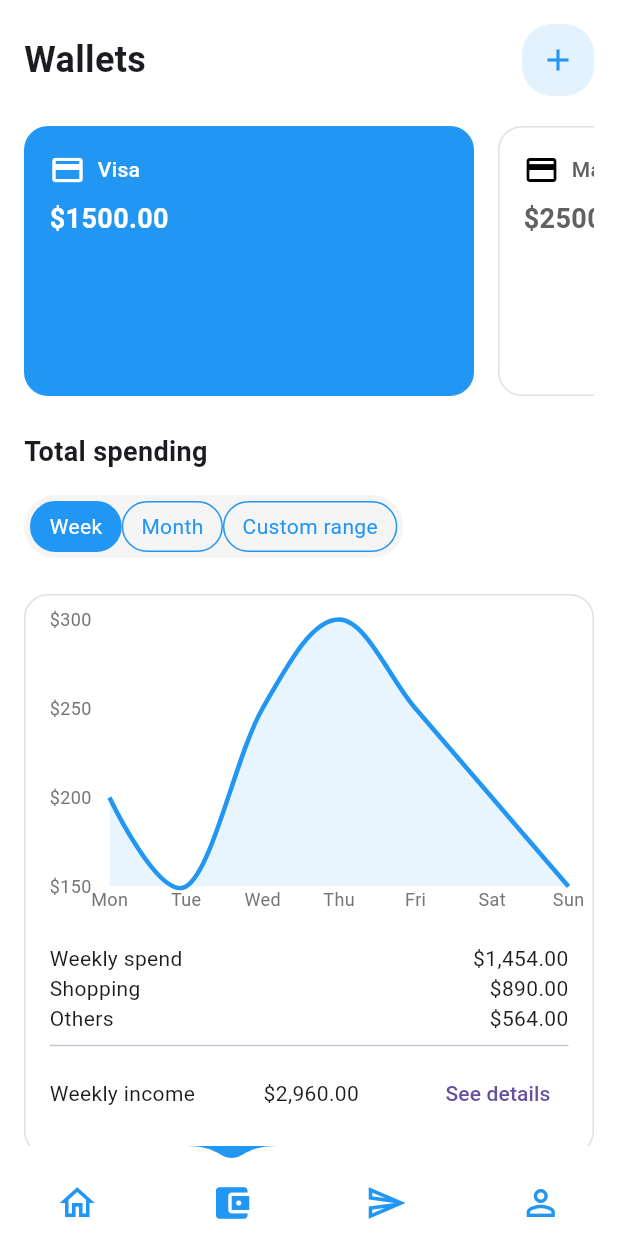
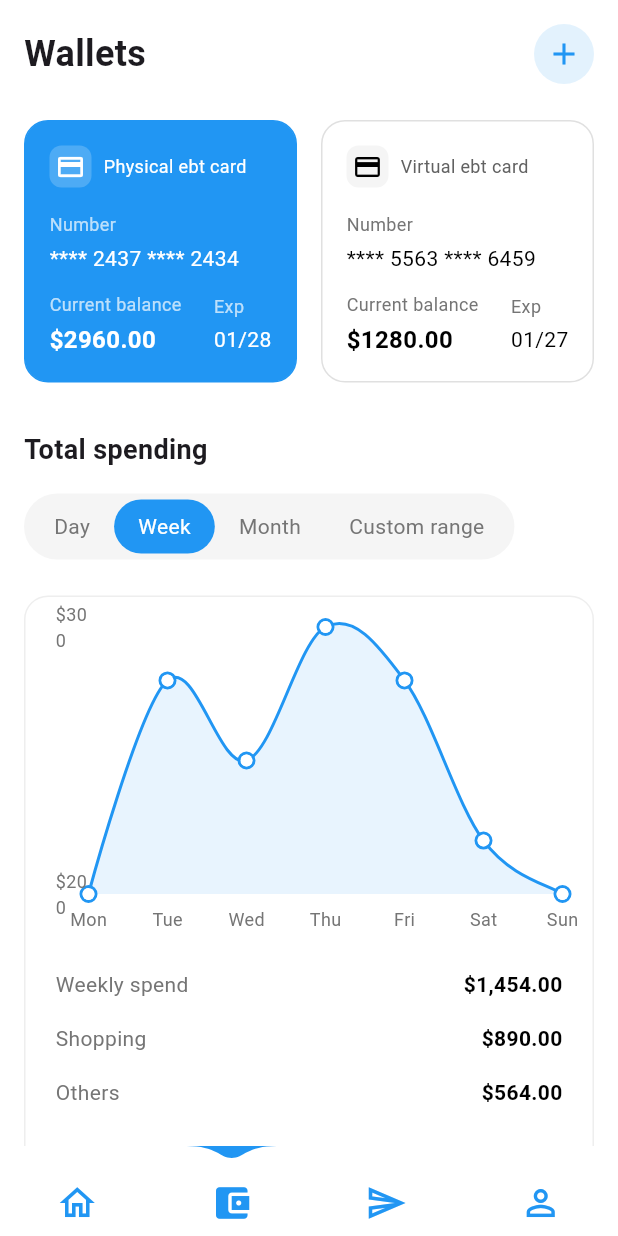
Before and after one commit to yvesco75/DCLIC-Pay, a Flutter app: the screen it shows after launch, item 2 of the bottom bar chosen, on a phone screen of 412 x 824 dp. Run offline on Flutter 3.47's test engine with Material 3 defaults, Android fonts, the light colour scheme and no system bars; drawn by our look-alikes of fl_chart, water_drop_nav_bar; our stand-ins replace lucide_icons, shared_preferences; missing offline and left inert: u_credit_card; accounts and stored records are empty; network calls fail.

Commit message:
amélioration de l'affichage

```diff
--- a/dclic_pay/lib/main.dart
+++ b/dclic_pay/lib/main.dart
@@ -7,7 +7,6 @@ import 'screens/profil_screen.dart';
 import 'services/user_service.dart';
 import 'services/card_service.dart';
 import 'services/transaction_service.dart';
-import 'services/card_service.dart'; // Importez CardService
 
 // Services globaux
 final userService = UserService();
--- a/dclic_pay/lib/models/card.dart
+++ b/dclic_pay/lib/models/card.dart
@@ -44,4 +44,6 @@ class BankCard {
       isPhysical: map['isPhysical'] ?? false, // Ajoutez cette propriété
     );
   }
+
+  get type => null;
 }
--- a/dclic_pay/lib/screens/wallet_screen.dart
+++ b/dclic_pay/lib/screens/wallet_screen.dart
@@ -1,10 +1,5 @@
 import 'package:flutter/material.dart';
 import 'package:fl_chart/fl_chart.dart';
-import '../services/card_service.dart'; // Importez CardService
-import '../services/transaction_service.dart';
-import '../models/card.dart' as my_card; // Alias pour éviter le conflit
-import '../models/transaction.dart';
-import 'package:intl/intl.dart';
 
 class WalletScreen extends StatefulWidget {
   const WalletScreen({Key? key}) : super(key: key);
@@ -14,29 +9,7 @@ class WalletScreen extends StatefulWidget {
 }
 
 class _WalletScreenState extends State<WalletScreen> {
-  int selectedCardIndex = 0;
   String selectedTimeRange = 'Week';
-  List<my_card.BankCard> cards = []; // Utilisation de BankCard avec l'alias
-  List<Transaction> transactions = [];
-  final CardService _cardService = CardService(); // Utilisation de CardService
-  final TransactionService _transactionService = TransactionService();
-
-  @override
-  void initState() {
-    super.initState();
-    _loadData();
-  }
-
-  Future<void> _loadData() async {
-    cards = await _cardService.getCards(); // Assignation correcte
-    transactions = await _transactionService.getTransactions();
-    setState(() {});
-  }
-
-  double get totalBalance {
-    return cards.fold(
-        0.0, (double sum, my_card.BankCard card) => sum + card.balance);
-  }
 
   @override
   Widget build(BuildContext context) {
@@ -44,6 +17,7 @@ class _WalletScreenState extends State<WalletScreen> {
       backgroundColor: Colors.white,
       body: SafeArea(
         child: SingleChildScrollView(
+          child: Padding(
             padding: const EdgeInsets.all(16.0),
             child: Column(
               crossAxisAlignment: CrossAxisAlignment.start,
@@ -56,50 +30,52 @@ class _WalletScreenState extends State<WalletScreen> {
                       'Wallets',
                       style: TextStyle(
                         fontSize: 24,
-                      fontWeight: FontWeight.bold,
+                        fontWeight: FontWeight.w600,
                       ),
                     ),
                     Container(
+                      padding: const EdgeInsets.all(8),
                       decoration: BoxDecoration(
-                      color: Colors.blue[50],
-                      borderRadius: BorderRadius.circular(20),
+                        color: Colors.blue.shade50,
+                        shape: BoxShape.circle,
                       ),
-                    child: IconButton(
-                      icon: const Icon(Icons.add, color: Colors.blue),
-                      onPressed: () {
-                        // Logique pour ajouter une carte
-                      },
-                    ),
+                      child:
+                          const Icon(Icons.add, color: Colors.blue, size: 24),
                     ),
                   ],
                 ),
-              const SizedBox(height: 20),
+                const SizedBox(height: 24),
 
                 // Cards Section
-              SizedBox(
-                height: 180,
-                child: ListView.builder(
-                  scrollDirection: Axis.horizontal,
-                  itemCount: cards.length,
-                  itemBuilder: (context, index) {
-                    return Padding(
-                      padding: const EdgeInsets.only(right: 16.0),
-                      child: _buildCard(
-                        index: index,
-                        card: cards[index],
+                Row(
+                  children: [
+                    _buildCard(
+                      isPhysical: true,
+                      cardType: 'Physical ebt card',
+                      balance: 2960.00,
+                      isSelected: true,
+                      cardNumber: '**** 2437 **** 2434',
+                      expiryDate: '01/28',
                     ),
-                    );
-                  },
+                    const SizedBox(width: 16),
+                    _buildCard(
+                      isPhysical: false,
+                      cardType: 'Virtual ebt card',
+                      balance: 1280.00,
+                      isSelected: false,
+                      cardNumber: '**** 5563 **** 6459',
+                      expiryDate: '01/27',
                     ),
+                  ],
                 ),
-              const SizedBox(height: 24),
+                const SizedBox(height: 32),
 
                 // Total Spending Section
                 const Text(
                   'Total spending',
                   style: TextStyle(
                     fontSize: 18,
-                  fontWeight: FontWeight.bold,
+                    fontWeight: FontWeight.w600,
                   ),
                 ),
                 const SizedBox(height: 16),
@@ -108,12 +84,13 @@ class _WalletScreenState extends State<WalletScreen> {
                 Container(
                   padding: const EdgeInsets.all(4),
                   decoration: BoxDecoration(
-                  color: Colors.grey[100],
+                    color: Colors.grey.shade100,
                     borderRadius: BorderRadius.circular(25),
                   ),
                   child: Row(
                     mainAxisSize: MainAxisSize.min,
                     children: [
+                      _buildTimeRangeButton('Day', false),
                       _buildTimeRangeButton('Week', true),
                       _buildTimeRangeButton('Month', false),
                       _buildTimeRangeButton('Custom range', false),
@@ -124,10 +101,11 @@ class _WalletScreenState extends State<WalletScreen> {
 
                 // Graph Card
                 Container(
-                padding: const EdgeInsets.all(16),
+                  padding: const EdgeInsets.all(20),
                   decoration: BoxDecoration(
-                  border: Border.all(color: Colors.grey[300]!),
+                    color: Colors.white,
                     borderRadius: BorderRadius.circular(16),
+                    border: Border.all(color: Colors.grey.shade200),
                   ),
                   child: Column(
                     children: [
@@ -135,17 +113,30 @@ class _WalletScreenState extends State<WalletScreen> {
                         height: 200,
                         child: LineChart(
                           LineChartData(
-                          gridData: FlGridData(show: false),
+                            gridData: FlGridData(
+                              show: true,
+                              drawVerticalLine: false,
+                              horizontalInterval: 100,
+                              getDrawingHorizontalLine: (value) {
+                                return FlLine(
+                                  color: Colors.grey.shade200,
+                                  strokeWidth: 1,
+                                );
+                              },
+                            ),
                             titlesData: FlTitlesData(
                               leftTitles: AxisTitles(
                                 sideTitles: SideTitles(
                                   showTitles: true,
-                                reservedSize: 40,
+                                  interval: 100,
                                   getTitlesWidget: (value, meta) {
-                                  return Text('\$${value.toInt()}',
+                                    return Text(
+                                      '\$${value.toInt()}',
                                       style: TextStyle(
-                                          color: Colors.grey[600],
-                                          fontSize: 12));
+                                        color: Colors.grey.shade600,
+                                        fontSize: 12,
+                                      ),
+                                    );
                                   },
                                 ),
                               ),
@@ -162,13 +153,16 @@ class _WalletScreenState extends State<WalletScreen> {
                                       'Sat',
                                       'Sun'
                                     ];
-                                  if (value.toInt() < days.length) {
-                                    return Text(days[value.toInt()],
+                                    return Padding(
+                                      padding: const EdgeInsets.only(top: 8.0),
+                                      child: Text(
+                                        days[value.toInt()],
                                         style: TextStyle(
-                                            color: Colors.grey[600],
-                                            fontSize: 12));
-                                  }
-                                  return const Text('');
+                                          color: Colors.grey.shade600,
+                                          fontSize: 12,
+                                        ),
+                                      ),
+                                    );
                                   },
                                 ),
                               ),
@@ -182,19 +176,30 @@ class _WalletScreenState extends State<WalletScreen> {
                             borderData: FlBorderData(show: false),
                             lineBarsData: [
                               LineChartBarData(
-                              spots: [
-                                const FlSpot(0, 200),
-                                const FlSpot(1, 150),
-                                const FlSpot(2, 250),
-                                const FlSpot(3, 300),
-                                const FlSpot(4, 250),
-                                const FlSpot(5, 200),
-                                const FlSpot(6, 150),
+                                spots: const [
+                                  FlSpot(0, 200),
+                                  FlSpot(1, 280),
+                                  FlSpot(2, 250),
+                                  FlSpot(3, 300),
+                                  FlSpot(4, 280),
+                                  FlSpot(5, 220),
+                                  FlSpot(6, 200),
                                 ],
                                 isCurved: true,
                                 color: Colors.blue,
-                              barWidth: 3,
-                              dotData: FlDotData(show: false),
+                                barWidth: 2,
+                                dotData: FlDotData(
+                                  show: true,
+                                  getDotPainter:
+                                      (spot, percent, barData, index) {
+                                    return FlDotCirclePainter(
+                                      radius: 4,
+                                      color: Colors.white,
+                                      strokeWidth: 2,
+                                      strokeColor: Colors.blue,
+                                    );
+                                  },
+                                ),
                                 belowBarData: BarAreaData(
                                   show: true,
                                   color: Colors.blue.withOpacity(0.1),
@@ -204,51 +209,24 @@ class _WalletScreenState extends State<WalletScreen> {
                           ),
                         ),
                       ),
-                    const SizedBox(height: 16),
+                      const SizedBox(height: 20),
                       _buildSpendingRow('Weekly spend', '\$1,454.00'),
                       _buildSpendingRow('Shopping', '\$890.00'),
                       _buildSpendingRow('Others', '\$564.00'),
-                    const Divider(),
-                    _buildSpendingRow('Weekly income', '\$2,960.00',
-                        showSeeDetails: true),
+                      const Padding(
+                        padding: EdgeInsets.symmetric(vertical: 12),
+                        child: Divider(),
+                      ),
+                      _buildSpendingRow(
+                        'Weekly income',
+                        '\$2,960.00',
+                        showSeeDetails: true,
+                      ),
                     ],
                   ),
                 ),
-
-              // Display Total Balance
-              Text('Total Balance: \$${totalBalance.toStringAsFixed(2)}'),
-
-              // Transaction History
-              const Text(
-                'Transaction History',
-                style: TextStyle(fontSize: 18, fontWeight: FontWeight.bold),
+              ],
             ),
-              SizedBox(
-                height: 200, // Ajustez la hauteur selon vos besoins
-                child: ListView.builder(
-                  itemCount: transactions.length,
-                  itemBuilder: (context, index) {
-                    final transaction = transactions[index];
-                    return ListTile(
-                      title: Text(transaction.description),
-                      subtitle: Text(
-                        DateFormat('yyyy-MM-dd – kk:mm')
-                            .format(transaction.date),
-                      ),
-                      trailing:
-                          Text('\$${transaction.amount.toStringAsFixed(2)}'),
-                    );
-                  },
-                ),
-              ),
-              // Send Money Button
-              ElevatedButton(
-                onPressed: () {
-                  // Naviguer vers l'écran d'envoi d'argent
-                },
-                child: const Text('Send Money'),
-              ),
-            ],
           ),
         ),
       ),
@@ -256,51 +234,122 @@ class _WalletScreenState extends State<WalletScreen> {
   }
 
   Widget _buildCard({
-    required int index,
-    required my_card.BankCard card, // Utilisation de BankCard avec l'alias
+    required bool isPhysical,
+    required String cardType,
+    required double balance,
+    required bool isSelected,
+    required String cardNumber,
+    required String expiryDate,
   }) {
-    bool isSelected = selectedCardIndex == index;
-    return GestureDetector(
-      onTap: () => setState(() => selectedCardIndex = index),
+    return Expanded(
       child: Container(
-        width: 300,
         padding: const EdgeInsets.all(16),
         decoration: BoxDecoration(
           color: isSelected ? Colors.blue : Colors.white,
+          borderRadius: BorderRadius.circular(16),
           border: Border.all(
-            color: isSelected ? Colors.blue : Colors.grey[300]!,
+            color: isSelected ? Colors.blue : Colors.grey.shade300,
           ),
-          borderRadius: BorderRadius.circular(16),
         ),
         child: Column(
           crossAxisAlignment: CrossAxisAlignment.start,
           children: [
             Row(
               children: [
-                Icon(
-                  card.isPhysical
-                      ? Icons.credit_card
-                      : Icons.credit_card_outlined,
+                Container(
+                  padding: const EdgeInsets.all(4),
+                  decoration: BoxDecoration(
+                    color: isSelected
+                        ? Colors.white.withOpacity(0.2)
+                        : Colors.grey.shade100,
+                    borderRadius: BorderRadius.circular(8),
+                  ),
+                  child: Icon(
+                    isPhysical ? Icons.credit_card : Icons.credit_card_outlined,
                     color: isSelected ? Colors.white : Colors.black,
+                    size: 20,
+                  ),
                 ),
                 const SizedBox(width: 8),
-                Text(
-                  card.cardType,
+                Expanded(
+                  child: Text(
+                    cardType,
                     style: TextStyle(
-                    color: isSelected ? Colors.white : Colors.grey[700],
-                    fontWeight: FontWeight.w500,
+                      color: isSelected ? Colors.white : Colors.grey.shade700,
+                      fontSize: 12,
+                    ),
                   ),
                 ),
               ],
             ),
-            const SizedBox(height: 8),
+            const SizedBox(height: 16),
             Text(
-              '\$${card.balance.toStringAsFixed(2)}',
+              'Number',
               style: TextStyle(
-                color: isSelected ? Colors.white : Colors.grey[700],
-                fontSize: 18,
-                fontWeight: FontWeight.bold,
+                color: isSelected
+                    ? Colors.white.withOpacity(0.7)
+                    : Colors.grey.shade600,
+                fontSize: 12,
               ),
+            ),
+            const SizedBox(height: 4),
+            Text(
+              cardNumber,
+              style: TextStyle(
+                color: isSelected ? Colors.white : Colors.black,
+                fontSize: 14,
+              ),
+            ),
+            const SizedBox(height: 12),
+            Row(
+              mainAxisAlignment: MainAxisAlignment.spaceBetween,
+              children: [
+                Column(
+                  crossAxisAlignment: CrossAxisAlignment.start,
+                  children: [
+                    Text(
+                      'Current balance',
+                      style: TextStyle(
+                        color: isSelected
+                            ? Colors.white.withOpacity(0.7)
+                            : Colors.grey.shade600,
+                        fontSize: 12,
+                      ),
+                    ),
+                    const SizedBox(height: 4),
+                    Text(
+                      '\$${balance.toStringAsFixed(2)}',
+                      style: TextStyle(
+                        color: isSelected ? Colors.white : Colors.black,
+                        fontSize: 16,
+                        fontWeight: FontWeight.w600,
+                      ),
+                    ),
+                  ],
+                ),
+                Column(
+                  crossAxisAlignment: CrossAxisAlignment.start,
+                  children: [
+                    Text(
+                      'Exp',
+                      style: TextStyle(
+                        color: isSelected
+                            ? Colors.white.withOpacity(0.7)
+                            : Colors.grey.shade600,
+                        fontSize: 12,
+                      ),
+                    ),
+                    const SizedBox(height: 4),
+                    Text(
+                      expiryDate,
+                      style: TextStyle(
+                        color: isSelected ? Colors.white : Colors.black,
+                        fontSize: 14,
+                      ),
+                    ),
+                  ],
+                ),
+              ],
             ),
           ],
         ),
@@ -316,16 +365,16 @@ class _WalletScreenState extends State<WalletScreen> {
         });
       },
       child: Container(
-        padding: const EdgeInsets.symmetric(horizontal: 12, vertical: 6),
+        padding: const EdgeInsets.symmetric(horizontal: 16, vertical: 8),
         decoration: BoxDecoration(
           color: isSelected ? Colors.blue : Colors.transparent,
           borderRadius: BorderRadius.circular(20),
-          border: Border.all(color: Colors.blue),
         ),
         child: Text(
           label,
           style: TextStyle(
-            color: isSelected ? Colors.white : Colors.blue,
+            color: isSelected ? Colors.white : Colors.grey.shade600,
+            fontSize: 14,
           ),
         ),
       ),
@@ -334,19 +383,42 @@ class _WalletScreenState extends State<WalletScreen> {
 
   Widget _buildSpendingRow(String label, String amount,
       {bool showSeeDetails = false}) {
-    return Row(
+    return Padding(
+      padding: const EdgeInsets.symmetric(vertical: 8),
+      child: Row(
         mainAxisAlignment: MainAxisAlignment.spaceBetween,
         children: [
-        Text(label),
-        Text(amount),
-        if (showSeeDetails)
-          TextButton(
-            onPressed: () {
-              // Logique pour voir les détails
-            },
-            child: const Text('See details'),
+          Text(
+            label,
+            style: TextStyle(
+              color: Colors.grey.shade600,
+              fontSize: 14,
+            ),
+          ),
+          Row(
+            children: [
+              Text(
+                amount,
+                style: const TextStyle(
+                  color: Colors.black,
+                  fontSize: 14,
+                  fontWeight: FontWeight.w600,
+                ),
+              ),
+              if (showSeeDetails) ...[
+                const SizedBox(width: 8),
+                Text(
+                  'See details',
+                  style: TextStyle(
+                    color: Colors.blue.shade700,
+                    fontSize: 14,
+                  ),
                 ),
               ],
+            ],
+          ),
+        ],
+      ),
     );
   }
 }
--- a/dclic_pay/pubspec.yaml
+++ b/dclic_pay/pubspec.yaml
@@ -21,7 +21,6 @@ dependencies:
   intl: ^0.19.0  # Mise à jour
   flutter_native_splash: ^2.3.10  # Ajout pour écran de démarrage
   u_credit_card: ^1.4.0
-
 dev_dependencies:
   flutter_test:
     sdk: flutter
@@ -33,6 +32,7 @@ flutter:
   assets:
      - assets/images/1.png
      - assets/images/2.png
+     - assets/images/3.png
      - assets/images/avatar_1.jpeg
      - assets/images/avatar_2.jpeg
      - assets/images/avatar_3.jpeg
```
Also changed, not shown: dclic_pay/lib/screens/send_money_screen.dart (+164 -136 lines), dclic_pay/lib/services/transaction_service.dart (+13 -8 lines), 1 other file. Lines whose indentation alone changed are shown as unchanged.
